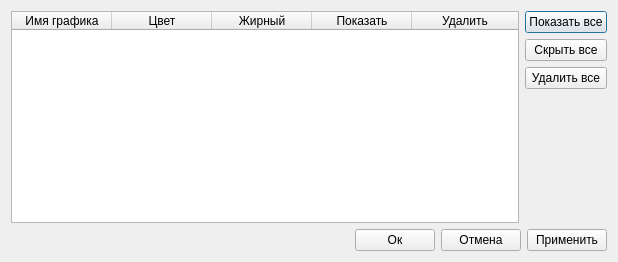
Before: the Qt Designer form ui/graphs_edit_dialog.ui in irsural/spectrum_reader, drawn with Qt 5.
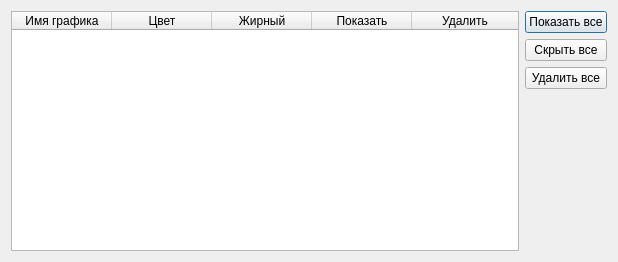
After: the same form once the commit is applied. Icons and pictures are not drawn.

Diff of the .ui file:
```diff
--- a/ui/graphs_edit_dialog.ui
+++ b/ui/graphs_edit_dialog.ui
@@ -118,44 +118,6 @@
        </item>
       </layout>
      </item>
-     <item>
-      <layout class="QHBoxLayout" name="horizontalLayout">
-       <item>
-        <spacer name="horizontalSpacer">
-         <property name="orientation">
-          <enum>Qt::Horizontal</enum>
-         </property>
-         <property name="sizeHint" stdset="0">
-          <size>
-           <width>40</width>
-           <height>20</height>
-          </size>
-         </property>
-        </spacer>
-       </item>
-       <item>
-        <widget class="QPushButton" name="ok_button">
-         <property name="text">
-          <string>Ок</string>
-         </property>
-        </widget>
-       </item>
-       <item>
-        <widget class="QPushButton" name="cancel_button">
-         <property name="text">
-          <string>Отмена</string>
-         </property>
-        </widget>
-       </item>
-       <item>
-        <widget class="QPushButton" name="apply_button">
-         <property name="text">
-          <string>Применить</string>
-         </property>
-        </widget>
-       </item>
-      </layout>
-     </item>
     </layout>
    </item>
   </layout>
```
